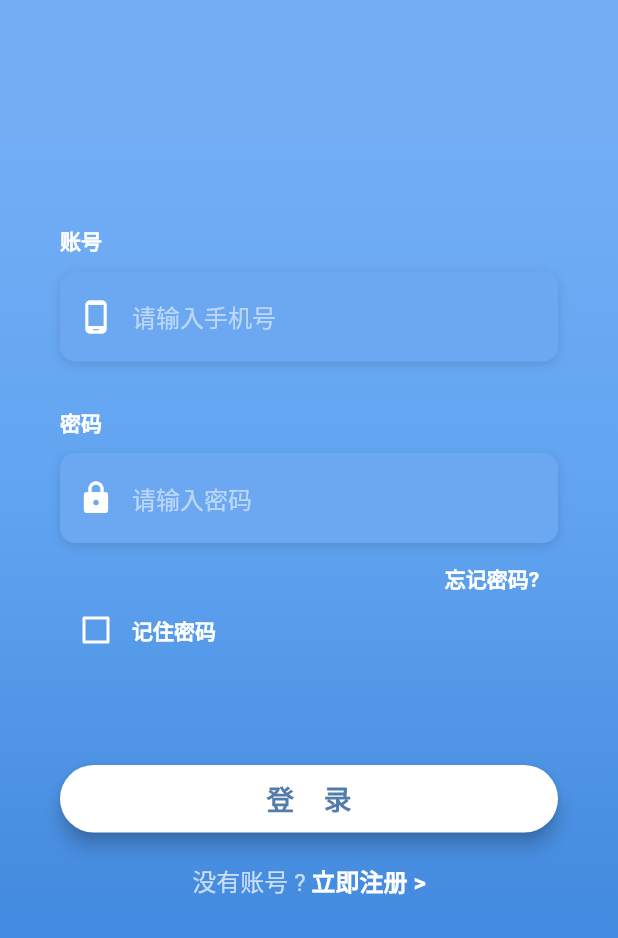
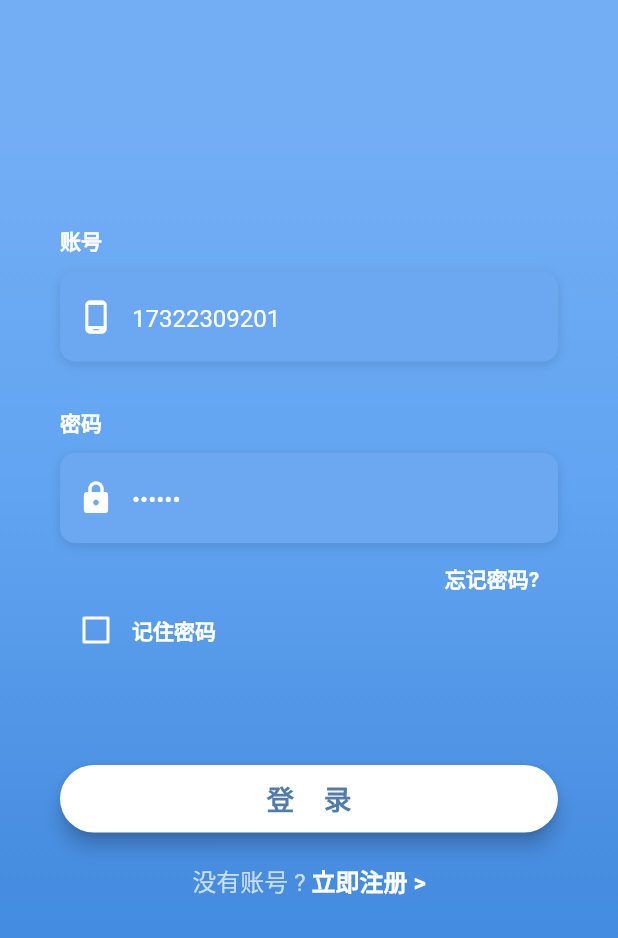
Before and after one commit to licoba/Flutter-Churuku, a Flutter app: the screen it shows after launch, on a phone screen of 412 x 824 dp. Shown: the top 938 px of the screen. Run offline on Flutter 3.47's test engine with Material 2 defaults, Android fonts, the phone set to English and light mode, and no system bars; our stand-ins replace convert, dio, event_bus, flutter_easyloading, flutter_spinkit, fluttertoast and 1 more.

Commit message:
给输入框一个默认值

```diff
--- a/lib/screens/login_screen.dart
+++ b/lib/screens/login_screen.dart
@@ -25,8 +25,8 @@ class _LoginScreenState extends State<LoginScreen> {
   var _password = '';
 
   //用户名输入框控制器，此控制器可以监听用户名输入框操作  https://blog.csdn.net/ljh910329/article/details/95471566
-  TextEditingController _userNameController = new TextEditingController();
-  TextEditingController _passWordController = new TextEditingController();
+  TextEditingController _userNameController = new TextEditingController(text:'17322309201');
+  TextEditingController _passWordController = new TextEditingController(text:'123456');
   FocusNode _usernameFocusNode = FocusNode();
   FocusNode _passwordFocusNode = FocusNode();
 
```
